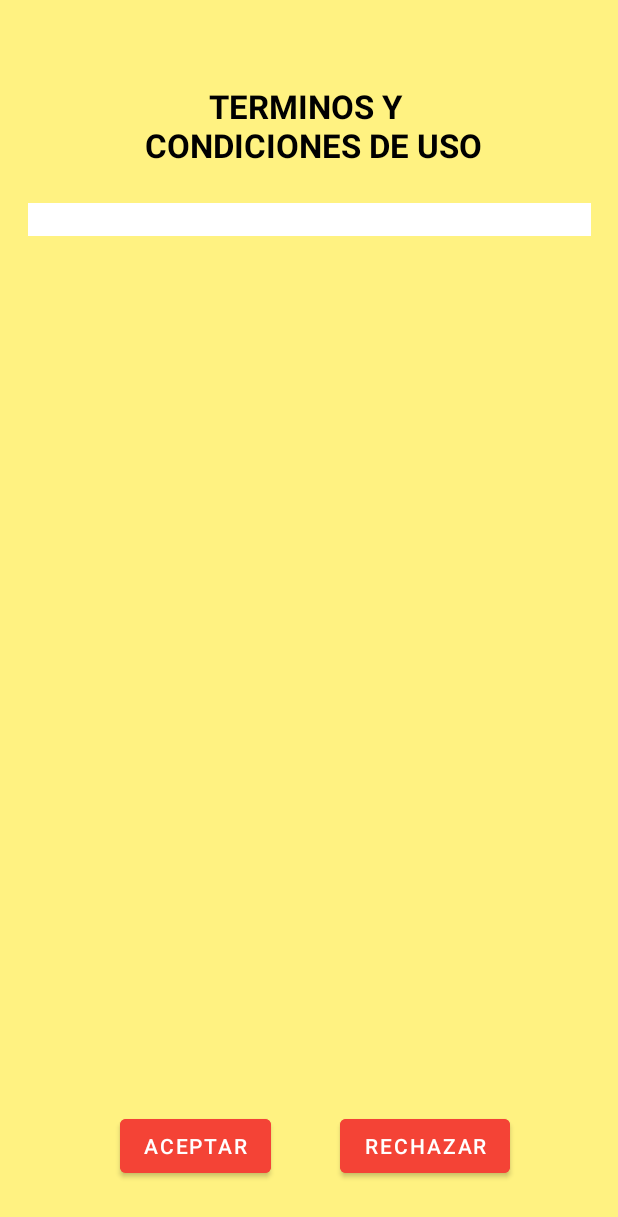
After one commit to epis-upt-flor/proyecto-final-grupo_alferez_vilca_cementeriora, an Android app: the layout activity_condiciones.xml on its own in the app's theme, with its tools: preview values and no code run, on a phone screen of 412 x 824 dp. The commit adds this screen. Shown: the top 1217 px of the screen. Run offline under Robolectric (Android 15) with nearby library versions, the phone set to English and light mode, and no system bars.

Commit message:
Agregado de Terminos de Uso y Condiciones - Alferez

```diff
--- a/MapsBasics2/app/src/main/java/com/example/mapsbasics2/actividades/SplashActivity.kt
+++ b/MapsBasics2/app/src/main/java/com/example/mapsbasics2/actividades/SplashActivity.kt
@@ -4,6 +4,7 @@ import android.content.Intent
 import android.os.Bundle
 import android.os.Handler
 import androidx.appcompat.app.AppCompatActivity
+import com.example.mapsbasics2.CondicionesActivity
 import com.example.mapsbasics2.MainActivity
 import com.example.mapsbasics2.R
 
@@ -13,7 +14,7 @@ class SplashActivity : AppCompatActivity() {
         setContentView(R.layout.activity_splash)
 
         Handler().postDelayed({
-            val intent = Intent(this@SplashActivity, MainActivity::class.java)
+            val intent = Intent(this@SplashActivity, CondicionesActivity::class.java)
             startActivity(intent)
             finish()
         }, 3000)
--- /dev/null
+++ b/MapsBasics2/app/src/main/res/layout/activity_condiciones.xml
@@ -0,0 +1,75 @@
+<?xml version="1.0" encoding="utf-8"?>
+<androidx.constraintlayout.widget.ConstraintLayout xmlns:android="http://schemas.android.com/apk/res/android"
+    xmlns:app="http://schemas.android.com/apk/res-auto"
+    xmlns:tools="http://schemas.android.com/tools"
+    android:layout_width="match_parent"
+    android:layout_height="match_parent"
+    android:background="@color/colorSplash"
+    tools:context=".CondicionesActivity">
+
+    <Button
+        android:id="@+id/Aceptar"
+        android:layout_width="wrap_content"
+        android:layout_height="wrap_content"
+        android:layout_marginStart="80dp"
+        android:layout_marginBottom="36dp"
+        android:backgroundTint="@color/naranja"
+        android:text="Aceptar"
+        app:layout_constraintBottom_toBottomOf="parent"
+        app:layout_constraintStart_toStartOf="parent" />
+
+    <ScrollView
+        android:id="@+id/scrollView2"
+        android:layout_width="375dp"
+        android:layout_height="420dp"
+        android:layout_marginTop="24dp"
+
+        app:layout_constraintEnd_toEndOf="parent"
+        app:layout_constraintStart_toStartOf="parent"
+        app:layout_constraintTop_toBottomOf="@+id/textView2">
+
+        <LinearLayout
+            android:layout_width="match_parent"
+            android:layout_height="match_parent"
+            android:background="@color/white"
+            android:orientation="vertical">
+
+            <TextView
+                android:id="@+id/textView"
+                android:layout_width="match_parent"
+                android:layout_height="match_parent"
+                android:justificationMode="inter_word"
+                android:textAlignment="viewStart"
+                android:textColor="@color/black"
+                android:textSize="16sp" />
+
+        </LinearLayout>
+    </ScrollView>
+
+    <TextView
+        android:id="@+id/textView2"
+        android:layout_width="wrap_content"
+        android:layout_height="wrap_content"
+        android:layout_marginTop="56dp"
+        android:text="TERMINOS Y \n CONDICIONES DE USO"
+        android:textColor="@color/black"
+        android:textAlignment="center"
+        android:textSize="22sp"
+        android:textStyle="bold"
+        app:layout_constraintEnd_toEndOf="parent"
+        app:layout_constraintStart_toStartOf="parent"
+        app:layout_constraintTop_toTopOf="parent" />
+
+    <Button
+        android:id="@+id/Rechazar"
+        android:layout_width="wrap_content"
+        android:layout_height="wrap_content"
+        android:layout_marginEnd="72dp"
+        android:layout_marginBottom="36dp"
+        android:backgroundTint="@color/naranja"
+        android:text="Rechazar"
+        app:layout_constraintBottom_toBottomOf="parent"
+        app:layout_constraintEnd_toEndOf="parent"
+        app:layout_constraintHorizontal_bias="1.0"
+        app:layout_constraintStart_toEndOf="@+id/Aceptar" />
+</androidx.constraintlayout.widget.ConstraintLayout>
--- a/MapsBasics2/app/src/main/res/values/colors.xml
+++ b/MapsBasics2/app/src/main/res/values/colors.xml
@@ -8,5 +8,6 @@
     <color name="black">#FF000000</color>
     <color name="white">#FFFFFFFF</color>
     <color name="colorSplash">#FFF281</color>
+    <color name="naranja">#F44336</color>
 
 </resources>
```
Also changed, not shown: MapsBasics2/app/src/main/AndroidManifest.xml (+14 -5 lines), MapsBasics2/app/src/main/java/com/example/mapsbasics2/CondicionesActivity.kt (added, +72 -0 lines), 2 other files.
